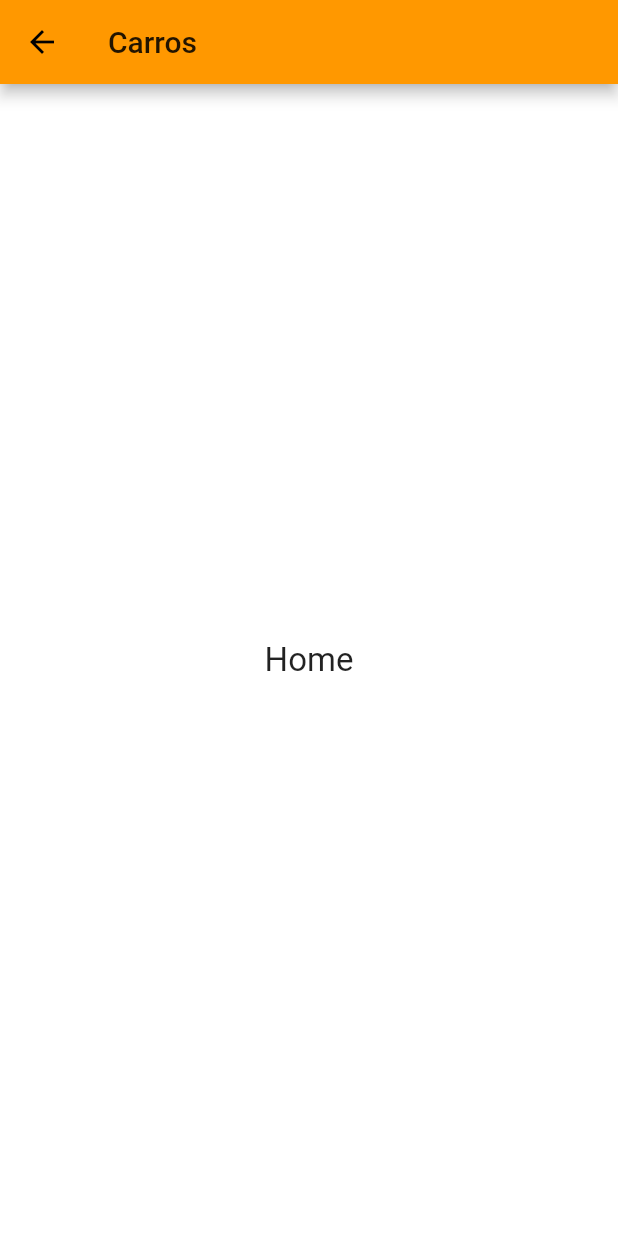
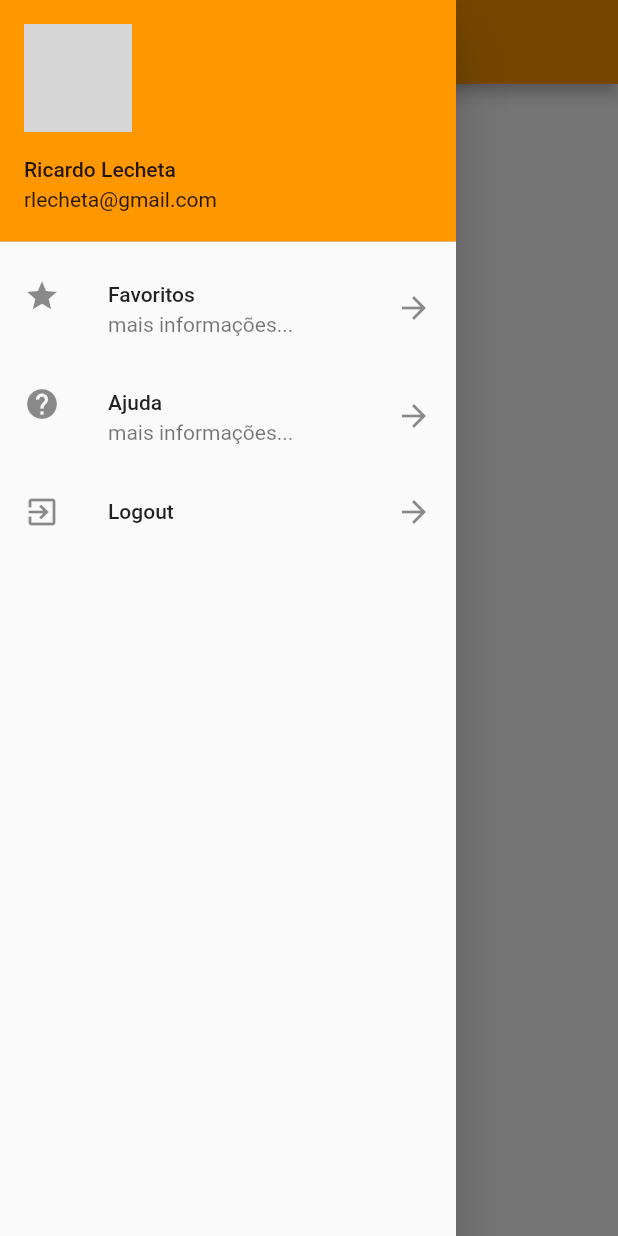
Before and after one commit to andersongsalles/carros_flutter, a Flutter app: the HomePage screen opened directly, with the side drawer open (before the commit the screen has no drawer), on a phone screen of 412 x 824 dp. Run offline on Flutter 3.47's test engine with Material 2 defaults, Android fonts, the phone set to English and light mode, and no system bars; network calls fail; grey boxes are pictures that could not be loaded.

Commit message:
Criação do Drawer - Menu

```diff
--- /dev/null
+++ b/lib/drawer_list.dart
@@ -0,0 +1,56 @@
+import 'package:carros_flutter/pages/login_page.dart';
+import 'package:carros_flutter/utils/nav.dart';
+import 'package:flutter/material.dart';
+
+class DrawerList extends StatelessWidget {
+  @override
+  Widget build(BuildContext context) {
+    final urlFoto = "https://encrypted-tbn0.gstatic.com/images?q=tbn:ANd9GcQqP85ZnOcRSCX3nlYdkCvSxhSuZs0bLt1He8EvGr5ne8c7mTqW";
+    return SafeArea(
+      child: Drawer(
+        child: ListView(
+          children: <Widget>[
+            UserAccountsDrawerHeader(
+              accountName: Text("Ricardo Lecheta"),
+              accountEmail: Text("rlecheta@gmail.com"),
+              currentAccountPicture: CircleAvatar(
+                backgroundImage: NetworkImage(urlFoto),
+              ),
+            ),
+            ListTile(
+              leading: Icon(Icons.star),
+              title: Text("Favoritos"),
+              subtitle: Text("mais informações..."),
+              trailing: Icon(Icons.arrow_forward),
+              onTap: () {
+                print("Item 1");
+                Navigator.pop(context);
+              },
+            ),
+            ListTile(
+              leading: Icon(Icons.help),
+              title: Text("Ajuda"),
+              subtitle: Text("mais informações..."),
+              trailing: Icon(Icons.arrow_forward),
+              onTap: () {
+                print("Item 1");
+                Navigator.pop(context);
+              },
+            ),
+            ListTile(
+              leading: Icon(Icons.exit_to_app),
+              title: Text("Logout"),
+              trailing: Icon(Icons.arrow_forward),
+              onTap: () => _onClickLogout(context),
+            )
+          ],
+        ),
+      ),
+    );
+  }
+
+  _onClickLogout(BuildContext context) {
+    Navigator.pop(context);
+    push(context, LoginPage(), replace: true);
+  }
+}
--- a/lib/pages/home_page.dart
+++ b/lib/pages/home_page.dart
@@ -1,3 +1,4 @@
+import 'package:carros_flutter/drawer_list.dart';
 import 'package:flutter/material.dart';
 
 class HomePage extends StatelessWidget {
@@ -8,6 +9,7 @@ class HomePage extends StatelessWidget {
         title: Text("Carros"),
       ),
       body: _body(),
+      drawer: DrawerList(),
     );
   }
 
```
